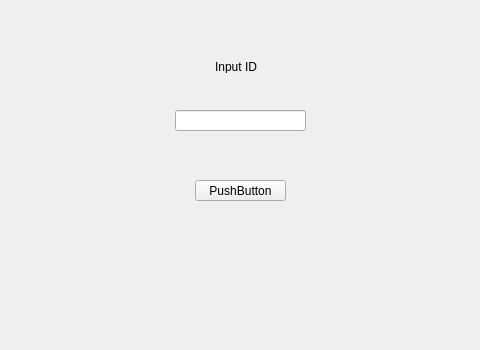
This is Admin/mainwindow.ui in Corne1401/StrucProject3 as Qt 5 draws it before an edit; both pictures show x 155 to 635 and y 0 to 350 of the 800 by 600 pixel window. The edited form follows.
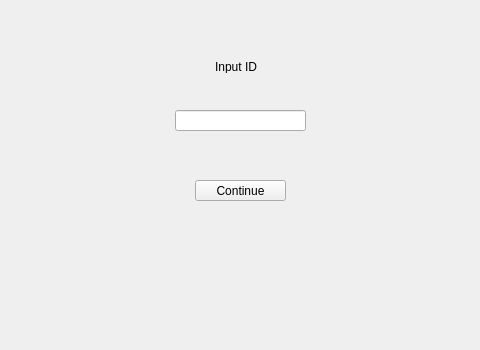
This is the edited form.

What changed in the file:
```diff
--- a/Admin/mainwindow.ui
+++ b/Admin/mainwindow.ui
@@ -47,7 +47,7 @@
      </rect>
     </property>
     <property name="text">
-     <string>PushButton</string>
+     <string>Continue</string>
     </property>
    </widget>
   </widget>
```
